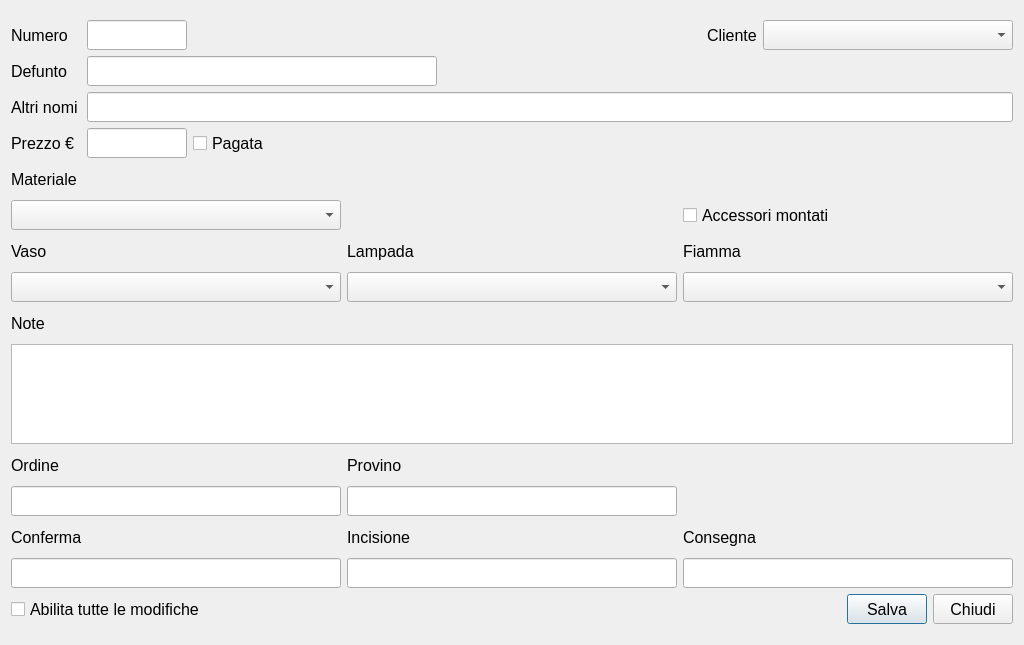
Above: Tomb.ui from LuigiCaradonna/funeraria before the change. Below: the same form after it.
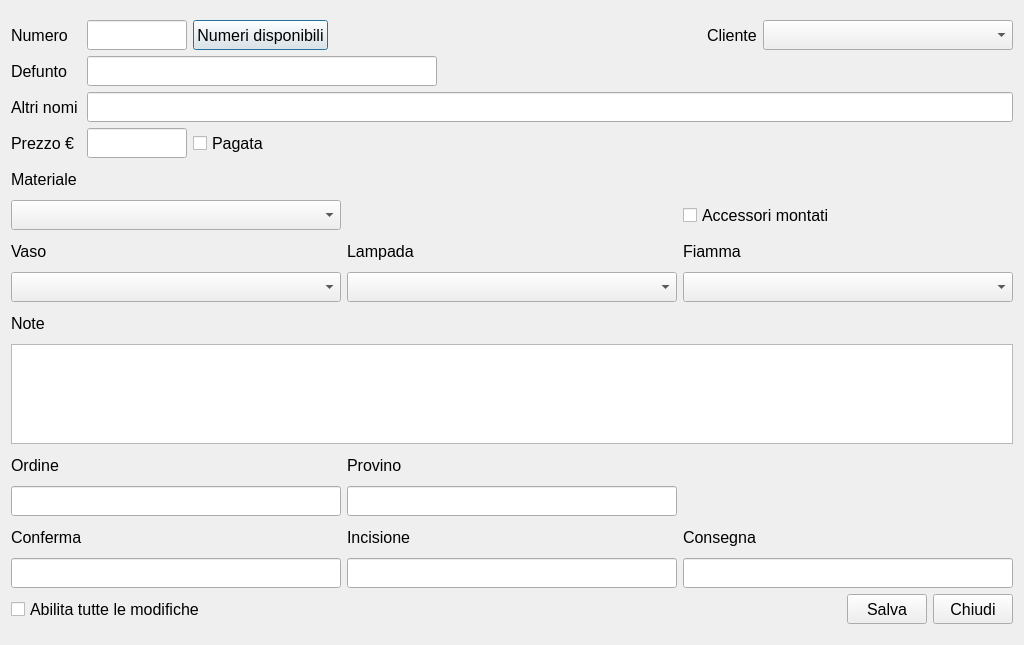
That is the form after the change.

Commit message: To search tombs is now also possible to use only the year

```diff
--- a/Tomb.ui
+++ b/Tomb.ui
@@ -63,6 +63,30 @@
          </property>
         </widget>
        </item>
+       <item>
+        <widget class="QPushButton" name="btnAvailableProgressives">
+         <property name="minimumSize">
+          <size>
+           <width>0</width>
+           <height>30</height>
+          </size>
+         </property>
+         <property name="maximumSize">
+          <size>
+           <width>16777215</width>
+           <height>30</height>
+          </size>
+         </property>
+         <property name="font">
+          <font>
+           <pointsize>12</pointsize>
+          </font>
+         </property>
+         <property name="text">
+          <string>Numeri disponibili</string>
+         </property>
+        </widget>
+       </item>
        <item>
         <spacer name="horizontalSpacer">
          <property name="orientation">
```
The commit also changes 3 other files.
